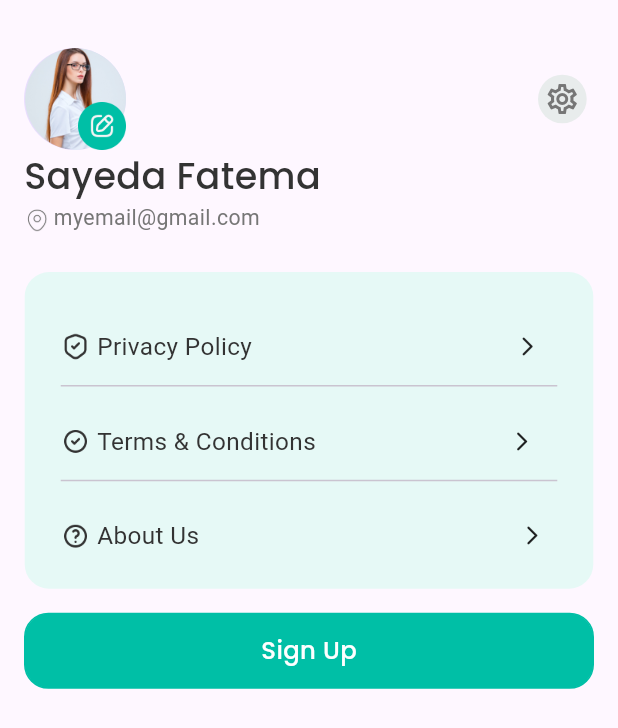
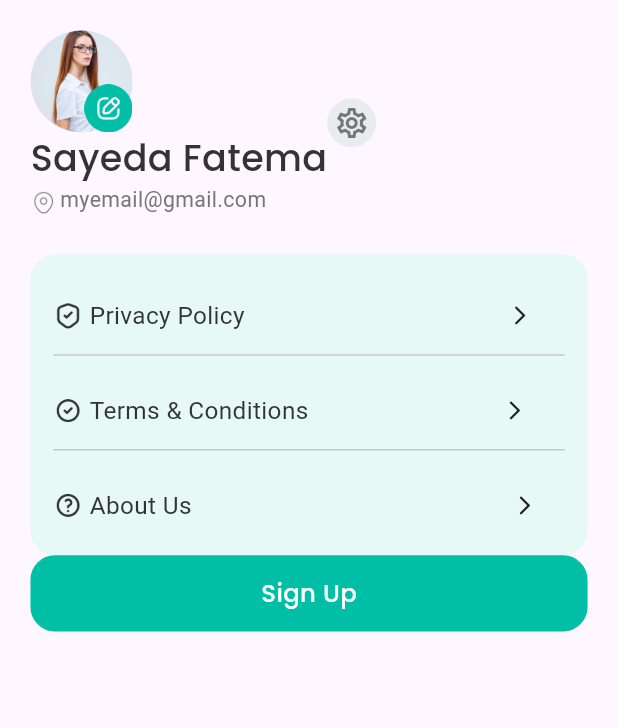
Before and after one commit to alazad214/quiz_app_ui, a Flutter app: the ProfilePage screen opened directly, on a phone screen of 412 x 824 dp. Shown: the top 728 px of the screen. Run offline on Flutter 3.47's test engine with Material 3 defaults, Android fonts, the phone set to English and light mode, and no system bars; drawn by our look-alikes of auto_animated; our stand-ins replace carousel_slider, connectivity_plus, dio, flip_card, flutter_screenutil, flutter_svg and 10 more; missing offline and left inert: dotlottie_loader; accounts and stored records are empty; Roboto replaces fonts that are missing (HelveticaNeueRoman.otf); project files that could hold a hidden picture were left out.

Commit message:
some changes

```diff
--- a/lib/features/home/presentation/homescreen.dart
+++ b/lib/features/home/presentation/homescreen.dart
@@ -122,6 +122,7 @@ class _HomescreenState extends State<Homescreen> {
                           child: Image.asset(
                             Assets.icons.notification.path,
                             height: 25.h,
+
                           ),
                         ),
                       ],
--- a/lib/features/profile/presentation/profilescreen.dart
+++ b/lib/features/profile/presentation/profilescreen.dart
@@ -111,11 +111,10 @@ class _ProfilePageState extends State<ProfilePage> {
     return Scaffold(
       body: SafeArea(
         child: SingleChildScrollView(
+          padding: EdgeInsets.all(20.sp),
           child: Column(
             children: [
-              Padding(
-                padding: const EdgeInsets.only(left: 16, top: 32),
-                child: Row(
+              Row(
                 children: [
                   Column(
                     crossAxisAlignment: CrossAxisAlignment.start,
@@ -147,22 +146,6 @@ class _ProfilePageState extends State<ProfilePage> {
                               ),
                             ],
                           ),
-                            UIHelper.horizontalSpace(250.w),
-                            CircleAvatar(
-                              radius: 16.r,
-                              backgroundColor: AppColors.cE8ECEC,
-                              child: GestureDetector(
-                                onTap: () {
-                                  NavigationService.navigateTo(
-                                      Routes.settinstScreen);
-                                },
-                                child: const Icon(
-                                  Icons.settings_outlined,
-                                  size: 24,
-                                  color: AppColors.c767676,
-                                ),
-                              ),
-                            ),
                         ],
                       ),
                       Text(
@@ -187,20 +170,31 @@ class _ProfilePageState extends State<ProfilePage> {
                       ),
                     ],
                   ),
+                  Flexible(
+                    child: CircleAvatar(
+                      radius: 16.r,
+                      backgroundColor: AppColors.cE8ECEC,
+                      child: GestureDetector(
+                        onTap: () {
+                          NavigationService.navigateTo(Routes.settinstScreen);
+                        },
+                        child: const Icon(
+                          Icons.settings_outlined,
+                          size: 24,
+                          color: AppColors.c767676,
+                        ),
+                      ),
+                    ),
+                  ),
                 ],
-                ),
               ),
               UIHelper.verticalSpaceMediumLarge,
               Container(
-                width: 345.w,
-                height: 208.h,
+                width: double.infinity,
+                padding: EdgeInsets.all(15.sp),
                 child: Column(
                   children: [
-                    Padding(
-                      padding: const EdgeInsets.all(0.0),
-                      child: Padding(
-                        padding: const EdgeInsets.all(24.0),
-                        child: Column(
+                    Column(
                       children: [
                         UIHelper.verticalSpace(14.h),
                         Row(
@@ -215,8 +209,7 @@ class _ProfilePageState extends State<ProfilePage> {
                                 UIHelper.horizontalSpace(4.w),
                                 Text(
                                   'Privacy Policy',
-                                      style:
-                                          TextFontStyle.textStyle16w400c333333,
+                                  style: TextFontStyle.textStyle16w400c333333,
                                 ),
                               ],
                             ),
@@ -246,8 +239,7 @@ class _ProfilePageState extends State<ProfilePage> {
                                 UIHelper.horizontalSpace(4.w),
                                 Text(
                                   'Terms & Conditions',
-                                      style:
-                                          TextFontStyle.textStyle16w400c333333,
+                                  style: TextFontStyle.textStyle16w400c333333,
                                 ),
                               ],
                             ),
@@ -277,8 +269,7 @@ class _ProfilePageState extends State<ProfilePage> {
                                 UIHelper.horizontalSpace(4.w),
                                 Text(
                                   'About Us',
-                                      style:
-                                          TextFontStyle.textStyle16w400c333333,
+                                  style: TextFontStyle.textStyle16w400c333333,
                                 ),
                               ],
                             ),
@@ -296,8 +287,6 @@ class _ProfilePageState extends State<ProfilePage> {
                         UIHelper.verticalSpace(6.w),
                       ],
                     ),
-                      ),
-                    ),
                   ],
                 ),
                 decoration: BoxDecoration(
@@ -305,9 +294,7 @@ class _ProfilePageState extends State<ProfilePage> {
                   color: AppColors.cE6F9F6,
                 ),
               ),
-              Padding(
-                padding: const EdgeInsets.all(16.0),
-                child: customButton(
+              customButton(
                   height: 50.h,
                   borderRadius: 16.r,
                   color: AppColors.primaryColor,
@@ -317,7 +304,6 @@ class _ProfilePageState extends State<ProfilePage> {
                     NavigationService.navigateToReplacement(Routes.signup);
                   },
                   context: context),
-              ),
             ],
           ),
         ),
```
Also changed, not shown: lib/features/mcq_exam/presentation/mcq_result_screen2.dart (+42 -4 lines). Lines whose indentation alone changed are shown as unchanged.
